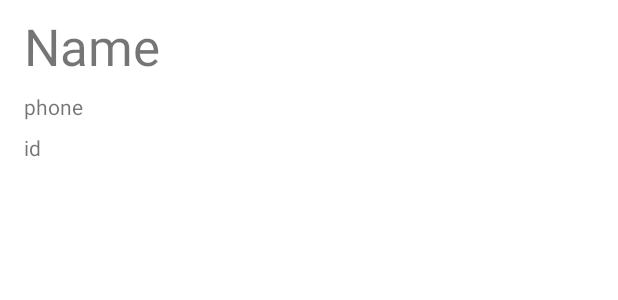
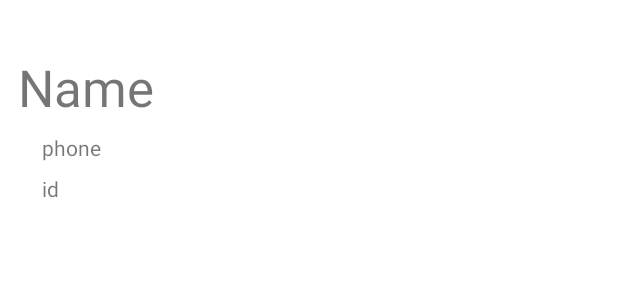
Before and after one commit to maxix28/first_firebase, an Android app: the layout rv_contact_item.xml on its own in the app's theme, with its tools: preview values and no code run, on a phone screen of 412 x 824 dp. Shown: the top 300 px of the screen. Run offline under Robolectric (Android 15) with nearby library versions, the phone set to English and light mode, and no system bars.

```diff
--- a/app/build.gradle
+++ b/app/build.gradle
@@ -46,6 +46,7 @@ dependencies {
     implementation 'androidx.navigation:navigation-fragment-ktx:2.7.2'
     implementation 'androidx.navigation:navigation-ui-ktx:2.7.2'
     implementation "androidx.fragment:fragment:1.6.1"
+    implementation 'com.google.firebase:firebase-storage-ktx:20.2.1'
     testImplementation 'junit:junit:4.13.2'
     androidTestImplementation 'androidx.test.ext:junit:1.1.5'
     androidTestImplementation 'androidx.test.espresso:espresso-core:3.5.1'
--- a/app/src/main/java/com/example/firebase1/MainActivity.kt
+++ b/app/src/main/java/com/example/firebase1/MainActivity.kt
@@ -22,6 +22,12 @@ class MainActivity : AppCompatActivity() {
 
         binding.sendBNT.setOnClickListener {
             saveData()
+            binding.apply {
+                name.setText("")
+                ph.setText("")
+
+
+            }
         }
         binding.showList.setOnClickListener {
             startActivity(Intent(this, show_activity::class.java))
--- a/app/src/main/java/com/example/firebase1/show_activity.kt
+++ b/app/src/main/java/com/example/firebase1/show_activity.kt
@@ -23,6 +23,7 @@ class show_activity : AppCompatActivity() {
             setHasFixedSize(true)
             layoutManager= LinearLayoutManager(this@show_activity)
         }
+
     }
 
     private fun fetchData() {
--- a/app/src/main/res/layout/rv_contact_item.xml
+++ b/app/src/main/res/layout/rv_contact_item.xml
@@ -6,16 +6,28 @@
     android:layout_width="match_parent"
     android:layout_height="wrap_content">
 
+    <androidx.constraintlayout.widget.ConstraintLayout
+        android:id="@+id/rv_container"
+        android:layout_width="match_parent"
+        android:layout_height="wrap_content"
+        android:padding="12dp"
+        app:layout_constraintBottom_toBottomOf="parent"
+        app:layout_constraintEnd_toEndOf="parent"
+        app:layout_constraintStart_toStartOf="parent"
+        app:layout_constraintTop_toTopOf="parent"
+        tools:ignore="MissingConstraints">
+
         <TextView
             android:id="@+id/name"
-        android:layout_width="wrap_content"
-        android:layout_height="wrap_content"
-        android:layout_marginStart="16dp"
-        android:layout_marginTop="8dp"
+            android:layout_width="0dp"
+            android:layout_height="45dp"
             android:text="Name"
             android:textSize="34sp"
+            app:layout_constraintBottom_toBottomOf="parent"
+            app:layout_constraintEnd_toEndOf="parent"
             app:layout_constraintStart_toStartOf="parent"
-        app:layout_constraintTop_toTopOf="parent" />
+            app:layout_constraintTop_toTopOf="parent"
+            app:layout_constraintVertical_bias="0.272" />
 
         <TextView
             android:id="@+id/phone"
@@ -38,5 +50,5 @@
             app:layout_constraintBottom_toBottomOf="parent"
             app:layout_constraintStart_toStartOf="parent"
             app:layout_constraintTop_toBottomOf="@+id/phone" />
-
     </androidx.constraintlayout.widget.ConstraintLayout>
+</androidx.constraintlayout.widget.ConstraintLayout>
```
Also changed, not shown: app/src/main/java/com/example/firebase1/adapter/RvContactsAdapter.kt (+34 -0 lines). Lines whose indentation alone changed are shown as unchanged.
